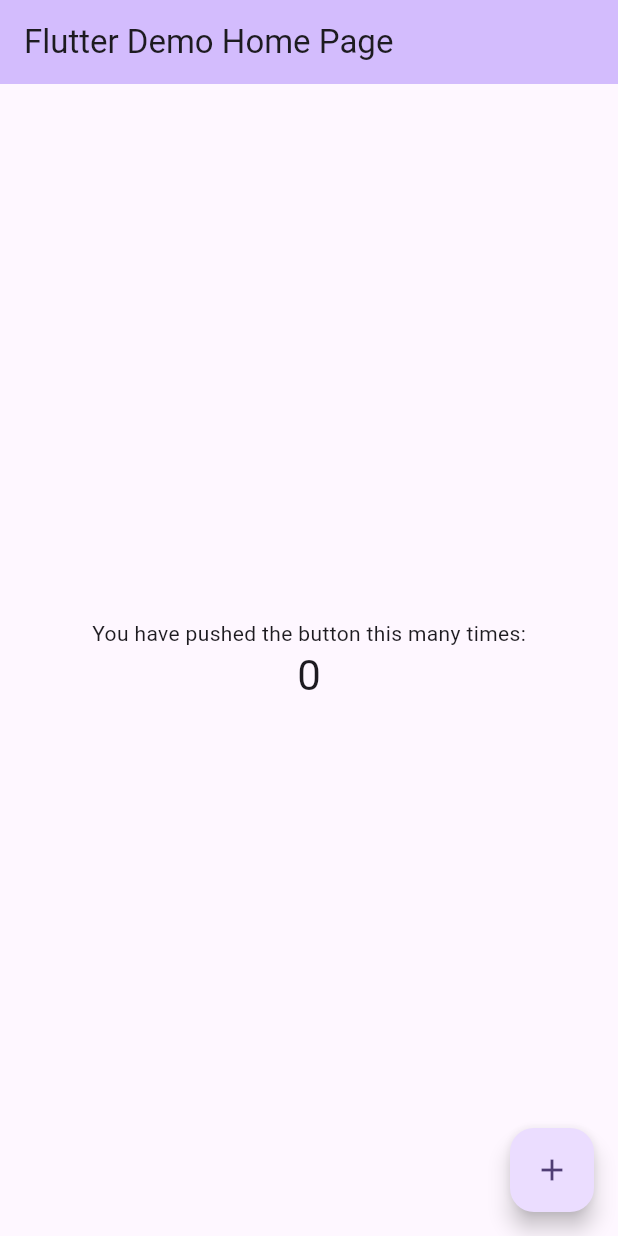
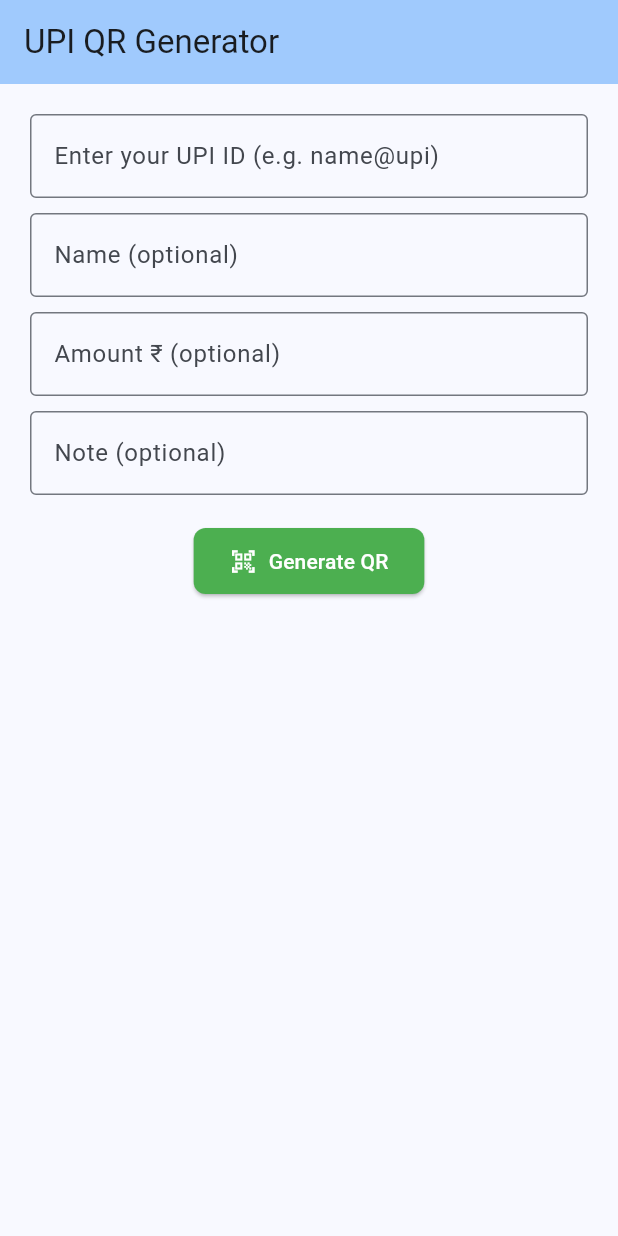
Before and after one commit to could-ai/019a5289-049b-7648-aa2d-919c1ae55432, a Flutter app: the screen it shows after launch, on a phone screen of 412 x 824 dp. Run offline on Flutter 3.47's test engine with Material 3 defaults, Android fonts, the phone set to English and light mode, and no system bars; our stand-ins replace image_gallery_saver, permission_handler, qr_flutter, share_plus.

Commit message:
Added necessary dependencies (`qr_flutter`, `share_plus`, `path_provider`, `image_gallery_saver`, `permission_handler`) to support QR code generation, sharing, and saving functionality, which are essential for implementing the features from the user's HTML example.; Replaced the default counter application with a new root widget, `QrGeneratorScreen`. This change sets up the main application window to display the UPI QR generator interface, providing a clean, modern theme and removing all boilerplate code.; Created a new screen, `QrGeneratorScreen`, which contains the full implementation of the UPI QR generator. This includes the user interface for input fields, QR code display, and action buttons, as well as the logic for generating the UPI URI, capturing the QR code as an image, saving it to the gallery, and sharing it with other apps. This modular approach encapsulates the entire feature in a single, well-organized file.

```diff
--- a/usr/lib/main.dart
+++ b/usr/lib/main.dart
@@ -1,4 +1,5 @@
 import 'package:flutter/material.dart';
+import 'package:couldai_user_app/qr_generator_screen.dart';
 
 void main() {
   runApp(const MyApp());
@@ -7,114 +8,29 @@ void main() {
 class MyApp extends StatelessWidget {
   const MyApp({super.key});
 
-  // This widget is the root of your application.
   @override
   Widget build(BuildContext context) {
     return MaterialApp(
-      title: 'Flutter Demo',
+      title: 'UPI QR Generator',
       debugShowCheckedModeBanner: false,
       theme: ThemeData(
-        // This is the theme of your application.
-        //
-        // TRY THIS: Try running your application with "flutter run". You'll see
-        // the application has a purple toolbar. Then, without quitting the app,
-        // try changing the seedColor in the colorScheme below to Colors.green
-        // and then invoke "hot reload" (save your changes or press the "hot
-        // reload" button in a Flutter-supported IDE, or press "r" if you used
-        // the command line to start the app).
-        //
-        // Notice that the counter didn't reset back to zero; the application
-        // state is not lost during the reload. To reset the state, use hot
-        // restart instead.
-        //
-        // This works for code too, not just values: Most code changes can be
-        // tested with just a hot reload.
-        colorScheme: ColorScheme.fromSeed(seedColor: Colors.deepPurple),
+        colorScheme: ColorScheme.fromSeed(seedColor: Colors.blue),
+        useMaterial3: true,
+        inputDecorationTheme: InputDecorationTheme(
+          border: OutlineInputBorder(
+            borderRadius: BorderRadius.circular(8.0),
+          ),
+        ),
+        elevatedButtonTheme: ElevatedButtonThemeData(
+          style: ElevatedButton.styleFrom(
+            padding: const EdgeInsets.symmetric(horizontal: 24, vertical: 12),
+            shape: RoundedRectangleBorder(
+              borderRadius: BorderRadius.circular(8.0),
+            ),
+          ),
+        ),
       ),
-      home: const MyHomePage(title: 'Flutter Demo Home Page'),
+      home: const QrGeneratorScreen(),
     );
   }
 }
-
-class MyHomePage extends StatefulWidget {
-  const MyHomePage({super.key, required this.title});
-
-  // This widget is the home page of your application. It is stateful, meaning
-  // that it has a State object (defined below) that contains fields that affect
-  // how it looks.
-
-  // This class is the configuration for the state. It holds the values (in this
-  // case the title) provided by the parent (in this case the App widget) and
-  // used by the build method of the State. Fields in a Widget subclass are
-  // always marked "final".
-
-  final String title;
-
-  @override
-  State<MyHomePage> createState() => _MyHomePageState();
-}
-
-class _MyHomePageState extends State<MyHomePage> {
-  int _counter = 0;
-
-  void _incrementCounter() {
-    setState(() {
-      // This call to setState tells the Flutter framework that something has
-      // changed in this State, which causes it to rerun the build method below
-      // so that the display can reflect the updated values. If we changed
-      // _counter without calling setState(), then the build method would not be
-      // called again, and so nothing would appear to happen.
-      _counter++;
-    });
-  }
-
-  @override
-  Widget build(BuildContext context) {
-    // This method is rerun every time setState is called, for instance as done
-    // by the _incrementCounter method above.
-    //
-    // The Flutter framework has been optimized to make rerunning build methods
-    // fast, so that you can just rebuild anything that needs updating rather
-    // than having to individually change instances of widgets.
-    return Scaffold(
-      appBar: AppBar(
-        // TRY THIS: Try changing the color here to a specific color (to
-        // Colors.amber, perhaps?) and trigger a hot reload to see the AppBar
-        // change color while the other colors stay the same.
-        backgroundColor: Theme.of(context).colorScheme.inversePrimary,
-        // Here we take the value from the MyHomePage object that was created by
-        // the App.build method, and use it to set our appbar title.
-        title: Text(widget.title),
-      ),
-      body: Center(
-        // Center is a layout widget. It takes a single child and positions it
-        // in the middle of the parent.
-        child: Column(
-          // Column is also a layout widget. It takes a list of children and
-          // arranges them vertically. By default, it sizes itself to fit its
-          // children horizontally, and tries to be as tall as its parent.
-          //
-          // Column has various properties to control how it sizes itself and
-          // how it positions its children. Here we use mainAxisAlignment to
-          // center the children vertically; the main axis here is the vertical
-          // axis because Columns are vertical (the cross axis would be
-          // horizontal).
-          //
-          // TRY THIS: Invoke "debug painting" (choose the "Toggle Debug Paint"
-          // action in the IDE, or press "p" in the console), to see the
-          // wireframe for each widget.
-          mainAxisAlignment: MainAxisAlignment.center,
-          children: <Widget>[
-            const Text('You have pushed the button this many times:'),
-            Text('$_counter', style: Theme.of(context).textTheme.headlineMedium),
-          ],
-        ),
-      ),
-      floatingActionButton: FloatingActionButton(
-        onPressed: _incrementCounter,
-        tooltip: 'Increment',
-        child: const Icon(Icons.add),
-      ), // This trailing comma makes auto-formatting nicer for build methods.
-    );
-  }
-}
--- /dev/null
+++ b/usr/lib/qr_generator_screen.dart
@@ -0,0 +1,218 @@
+import 'dart:io';
+import 'dart:typed_data';
+import 'dart:ui' as ui;
+
+import 'package:flutter/material.dart';
+import 'package:flutter/rendering.dart';
+import 'package:path_provider/path_provider.dart';
+import 'package:qr_flutter/qr_flutter.dart';
+import 'package:share_plus/share_plus.dart';
+import 'package:image_gallery_saver/image_gallery_saver.dart';
+import 'package:permission_handler/permission_handler.dart';
+
+class QrGeneratorScreen extends StatefulWidget {
+  const QrGeneratorScreen({super.key});
+
+  @override
+  State<QrGeneratorScreen> createState() => _QrGeneratorScreenState();
+}
+
+class _QrGeneratorScreenState extends State<QrGeneratorScreen> {
+  final _vpaController = TextEditingController();
+  final _nameController = TextEditingController();
+  final _amountController = TextEditingController();
+  final _noteController = TextEditingController();
+
+  final GlobalKey _qrKey = GlobalKey();
+  String? _upiUri;
+
+  String _buildUpiUri() {
+    final pa = _vpaController.text.trim();
+    final pn = _nameController.text.trim();
+    final am = _amountController.text.trim();
+    final tn = _noteController.text.trim();
+
+    final queryParameters = {
+      'pa': pa,
+      if (pn.isNotEmpty) 'pn': pn,
+      if (am.isNotEmpty) 'am': am,
+      if (tn.isNotEmpty) 'tn': tn,
+      'cu': 'INR',
+    };
+
+    return Uri(
+      scheme: 'upi',
+      host: 'pay',
+      queryParameters: queryParameters,
+    ).toString();
+  }
+
+  void _generateQr() {
+    if (_vpaController.text.trim().isEmpty) {
+      ScaffoldMessenger.of(context).showSnackBar(
+        const SnackBar(content: Text('Please enter your UPI ID (VPA)')),
+      );
+      return;
+    }
+    setState(() {
+      _upiUri = _buildUpiUri();
+    });
+  }
+
+  Future<Uint8List?> _capturePng() async {
+    try {
+      RenderRepaintBoundary boundary =
+          _qrKey.currentContext!.findRenderObject() as RenderRepaintBoundary;
+      ui.Image image = await boundary.toImage(pixelRatio: 3.0);
+      ByteData? byteData =
+          await image.toByteData(format: ui.ImageByteFormat.png);
+      return byteData?.buffer.asUint8List();
+    } catch (e) {
+      print(e);
+      return null;
+    }
+  }
+
+  Future<void> _downloadQr() async {
+    var status = await Permission.storage.request();
+    if (status.isGranted) {
+        final pngBytes = await _capturePng();
+        if (pngBytes != null) {
+          final result = await ImageGallerySaver.saveImage(
+            pngBytes,
+            quality: 100,
+            name: "upi_qr_${DateTime.now().millisecondsSinceEpoch}",
+          );
+          if (mounted && result['isSuccess']) {
+            ScaffoldMessenger.of(context).showSnackBar(
+              const SnackBar(content: Text('QR Code saved to Gallery!')),
+            );
+          } else if (mounted) {
+            ScaffoldMessenger.of(context).showSnackBar(
+              const SnackBar(content: Text('Failed to save QR Code.')),
+            );
+          }
+        }
+    } else if (mounted) {
+         ScaffoldMessenger.of(context).showSnackBar(
+              const SnackBar(content: Text('Storage permission is required to save QR code.')),
+         );
+    }
+  }
+
+  Future<void> _shareQr() async {
+    final pngBytes = await _capturePng();
+    if (pngBytes != null) {
+      final directory = await getTemporaryDirectory();
+      final file = await File('${directory.path}/upi_qr.png').create();
+      await file.writeAsBytes(pngBytes);
+
+      await Share.shareXFiles(
+        [XFile(file.path)],
+        text: 'Scan this QR to pay via UPI',
+        subject: 'UPI QR Code',
+      );
+    }
+  }
+
+  @override
+  void dispose() {
+    _vpaController.dispose();
+    _nameController.dispose();
+    _amountController.dispose();
+    _noteController.dispose();
+    super.dispose();
+  }
+
+  @override
+  Widget build(BuildContext context) {
+    return Scaffold(
+      appBar: AppBar(
+        title: const Text('UPI QR Generator'),
+        backgroundColor: Theme.of(context).colorScheme.inversePrimary,
+      ),
+      body: SingleChildScrollView(
+        child: Padding(
+          padding: const EdgeInsets.all(20.0),
+          child: Column(
+            crossAxisAlignment: CrossAxisAlignment.center,
+            children: [
+              _buildTextField(_vpaController, 'Enter your UPI ID (e.g. name@upi)'),
+              const SizedBox(height: 10),
+              _buildTextField(_nameController, 'Name (optional)'),
+              const SizedBox(height: 10),
+              _buildTextField(_amountController, 'Amount ₹ (optional)',
+                  keyboardType: TextInputType.number),
+              const SizedBox(height: 10),
+              _buildTextField(_noteController, 'Note (optional)'),
+              const SizedBox(height: 20),
+              ElevatedButton.icon(
+                onPressed: _generateQr,
+                icon: const Icon(Icons.qr_code_scanner),
+                label: const Text('Generate QR'),
+                style: ElevatedButton.styleFrom(
+                  backgroundColor: Colors.green,
+                  foregroundColor: Colors.white,
+                ),
+              ),
+              const SizedBox(height: 30),
+              if (_upiUri != null)
+                Column(
+                  children: [
+                    RepaintBoundary(
+                      key: _qrKey,
+                      child: Container(
+                        color: Colors.white,
+                        child: QrImageView(
+                          data: _upiUri!,
+                          version: QrVersions.auto,
+                          size: 250.0,
+                        ),
+                      ),
+                    ),
+                    const SizedBox(height: 20),
+                    Row(
+                      mainAxisAlignment: MainAxisAlignment.center,
+                      children: [
+                        ElevatedButton.icon(
+                          onPressed: _downloadQr,
+                          icon: const Icon(Icons.download),
+                          label: const Text('Download'),
+                          style: ElevatedButton.styleFrom(
+                            backgroundColor: Colors.blue,
+                            foregroundColor: Colors.white,
+                          ),
+                        ),
+                        const SizedBox(width: 20),
+                        ElevatedButton.icon(
+                          onPressed: _shareQr,
+                          icon: const Icon(Icons.share),
+                          label: const Text('Share'),
+                          style: ElevatedButton.styleFrom(
+                            backgroundColor: Colors.orange,
+                            foregroundColor: Colors.white,
+                          ),
+                        ),
+                      ],
+                    )
+                  ],
+                ),
+            ],
+          ),
+        ),
+      ),
+    );
+  }
+
+  Widget _buildTextField(TextEditingController controller, String label,
+      {TextInputType? keyboardType}) {
+    return TextField(
+      controller: controller,
+      keyboardType: keyboardType,
+      decoration: InputDecoration(
+        labelText: label,
+        border: const OutlineInputBorder(),
+      ),
+    );
+  }
+}
```
Also changed, not shown: usr/pubspec.yaml (+6 -70 lines).
